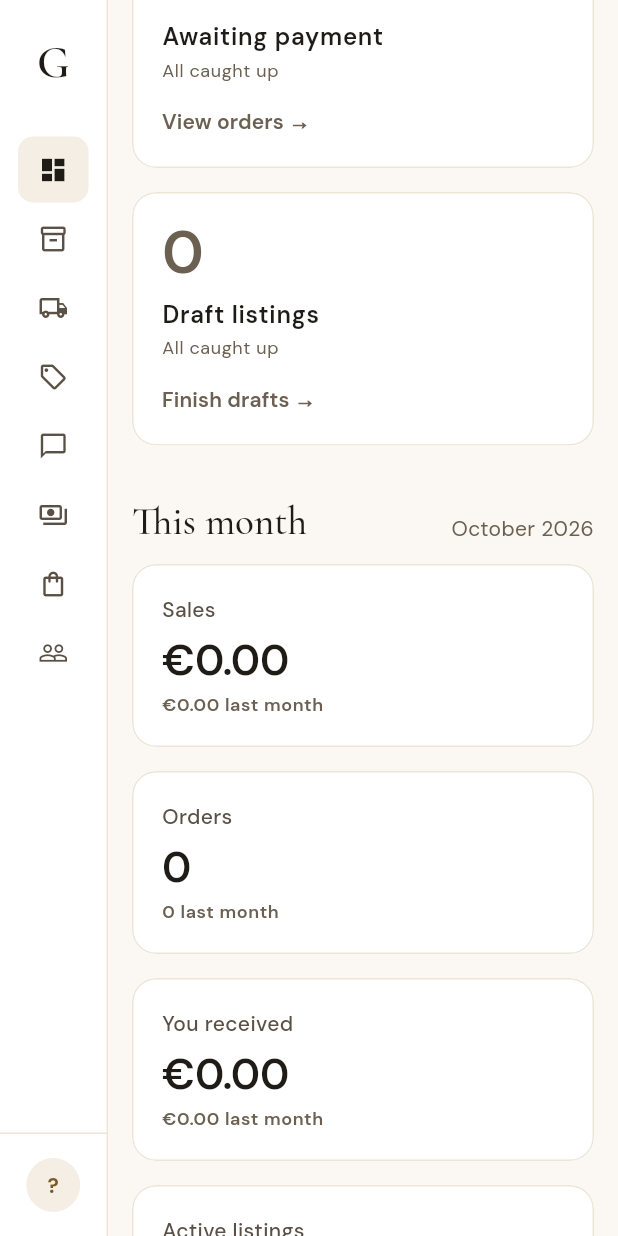
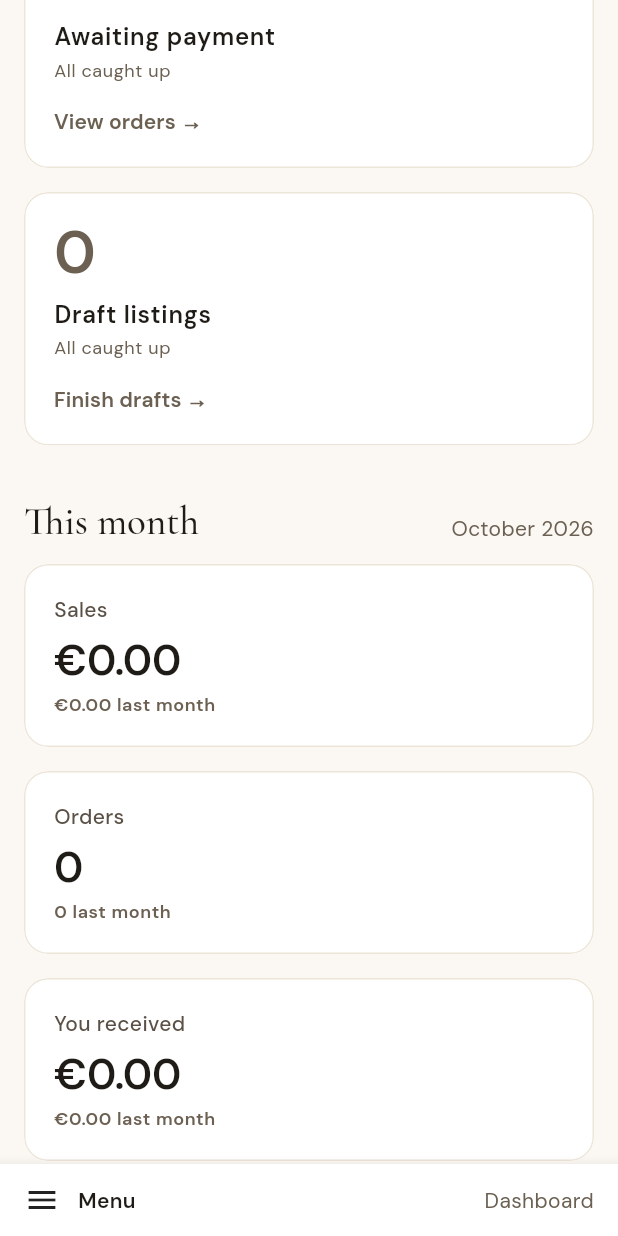
Before and after one commit to gemworkers/gemworkers-app, a Flutter app: the screen it shows once a user with an empty profile is signed in, scrolled down 576 dp, on a phone screen of 412 x 824 dp. Run offline on Flutter 3.47's test engine with Material 3 defaults, Android fonts, the phone set to English and light mode, and no system bars; our stand-ins replace google_fonts, image_picker, qr_flutter, supabase_flutter, web; missing offline and left inert: dart:js_interop; accounts and stored records are empty; network calls fail.

Commit message:
Admin on phones: Menu bar at the bottom opens the full menu with names
Co-Authored-By: Claude Opus 5.5 <noreply@anthropic.com>

```diff
--- a/gemworkers_core/lib/app.dart
+++ b/gemworkers_core/lib/app.dart
@@ -352,21 +352,78 @@ class _MainLayoutState extends State<MainLayout> {
     // Guard against stale index when role changes (e.g. after profile load).
     final safeIndex = _selectedIndex.clamp(0, pages.length - 1);
 
+    void select(int i) {
+      setState(() {
+        _selectedIndex = i;
+        _ordersStatus = null;
+        _listingsTab = null;
+        _taxesTab = 0;
+      });
+      _loadCounts();
+    }
+
+    // Phones: the menu slides in from a "Menu" bar at the bottom (thumb
+    // reach); pages keep their own title bar at the top.
+    if (MediaQuery.sizeOf(context).width < 600) {
+      final waiting = destinations.any((d) => d.badgeCount > 0);
+      return Scaffold(
+        drawer: Drawer(
+          width: ShopSidebar.expandedWidth,
+          child: Builder(
+            builder: (drawerContext) => ShopSidebar(
+              items: destinations,
+              selectedIndex: safeIndex,
+              forceCompact: false,
+              onSelected: (i) {
+                Navigator.of(drawerContext).pop();
+                select(i);
+              },
+              accountBuilder: (_) => const _UserMenu(compact: false),
+            ),
+          ),
+        ),
+        body: pages[safeIndex],
+        bottomNavigationBar: Builder(
+          builder: (barContext) => Material(
+            color: AppColors.surface,
+            elevation: 8,
+            child: SafeArea(
+              top: false,
+              child: InkWell(
+                onTap: () => Scaffold.of(barContext).openDrawer(),
+                child: Padding(
+                  padding: const EdgeInsets.symmetric(horizontal: 16, vertical: 12),
+                  child: Row(
+                    children: [
+                      Badge(isLabelVisible: waiting, smallSize: 9, child: const Icon(Icons.menu)),
+                      const SizedBox(width: 12),
+                      const Text('Menu', style: TextStyle(fontWeight: FontWeight.w600)),
+                      const SizedBox(width: 12),
+                      Expanded(
+                        child: Text(
+                          destinations[safeIndex].label,
+                          textAlign: TextAlign.right,
+                          overflow: TextOverflow.ellipsis,
+                          style: const TextStyle(color: AppColors.muted),
+                        ),
+                      ),
+                    ],
+                  ),
+                ),
+              ),
+            ),
+          ),
+        ),
+      );
+    }
+
     return Scaffold(
       body: Row(
         children: [
           ShopSidebar(
             items: destinations,
             selectedIndex: safeIndex,
-            onSelected: (i) {
-              setState(() {
-                _selectedIndex = i;
-                _ordersStatus = null;
-                _listingsTab = null;
-                _taxesTab = 0;
-              });
-              _loadCounts();
-            },
+            onSelected: select,
             accountBuilder: (compact) => _UserMenu(compact: compact),
           ),
           Expanded(
--- a/gemworkers_core/lib/widgets/shop_sidebar.dart
+++ b/gemworkers_core/lib/widgets/shop_sidebar.dart
@@ -34,17 +34,21 @@ class ShopSidebar extends StatelessWidget {
   /// Account block at the bottom; receives whether the rail is compact.
   final Widget Function(bool compact) accountBuilder;
 
+  /// Phone menu (drawer): always the full menu with names.
+  final bool? forceCompact;
+
   const ShopSidebar({
     super.key,
     required this.items,
     required this.selectedIndex,
     required this.onSelected,
     required this.accountBuilder,
+    this.forceCompact,
   });
 
   @override
   Widget build(BuildContext context) {
-    final compact = MediaQuery.sizeOf(context).width < compactBreakpoint;
+    final compact = forceCompact ?? MediaQuery.sizeOf(context).width < compactBreakpoint;
 
     return Container(
       width: compact ? compactWidth : expandedWidth,
```
